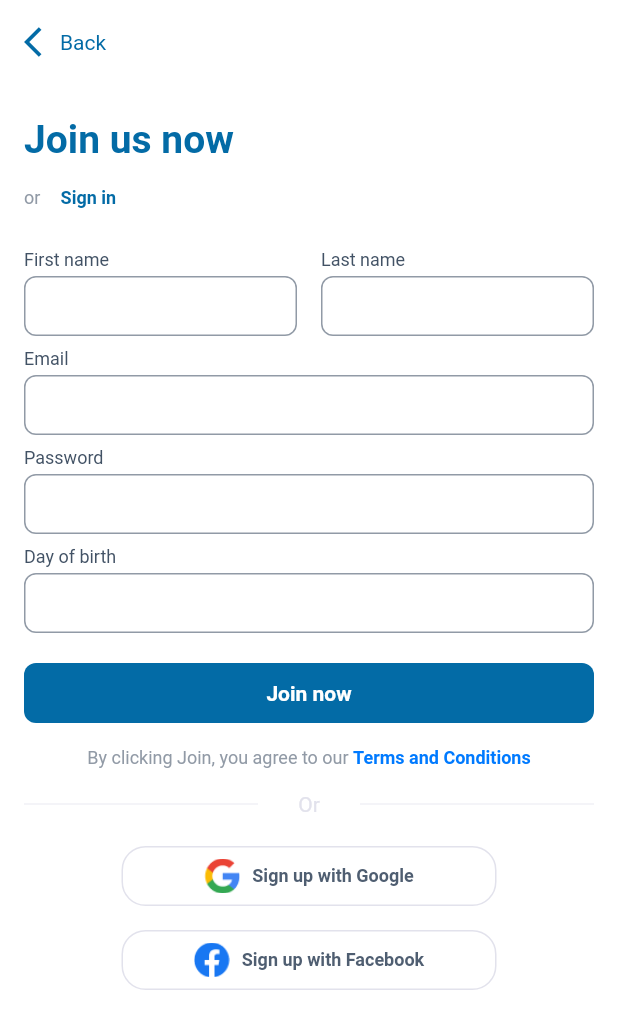
After one commit to LNAKhoi/Cash-Management-Project, a Flutter app: the RegisterScreen screen opened directly, on a phone screen of 412 x 824 dp. The commit adds this screen. Shown: the top 1029 px of the screen. Run offline on Flutter 3.47's test engine with Material 2 defaults, Android fonts, the phone set to English and light mode, and no system bars; our stand-ins replace flutter_svg, google_fonts; missing offline and left inert: dart:ffi.

Commit message:
Implement register screen

```diff
--- a/lib/screens/login/login_screen.dart
+++ b/lib/screens/login/login_screen.dart
@@ -1,5 +1,6 @@
 // ignore_for_file: prefer_const_constructors, unnecessary_null_comparison
 
+import 'package:cash_management_project/screens/register/register_screen.dart';
 import 'package:cash_management_project/templates/custom_color.dart';
 import 'package:cash_management_project/templates/screen_navigator.dart';
 import 'package:flutter/cupertino.dart';
@@ -43,7 +44,7 @@ class _LoginScreenState extends State<LoginScreen>
   Widget build(BuildContext context) {
     screenWidth = MediaQuery.of(context).size.width;
     return Scaffold(
-      resizeToAvoidBottomInset: false,
+      resizeToAvoidBottomInset: true,
       backgroundColor: Color(0xffF3F3F3),
       body: buildBody(context),
     );
@@ -55,6 +56,7 @@ class _LoginScreenState extends State<LoginScreen>
       child: Container(
         alignment: Alignment.center,
         width: MediaQuery.of(context).size.width,
+        child: SingleChildScrollView(
           child: Column(
             mainAxisAlignment: MainAxisAlignment.center,
             crossAxisAlignment: CrossAxisAlignment.center,
@@ -62,9 +64,11 @@ class _LoginScreenState extends State<LoginScreen>
               buildLogo(),
               SizedBox(height: 20),
               buildLoginInput(context),
-            SizedBox(height: 32),
               buildButtonLogin(context),
+              SizedBox(height: 16),
+              buildRegister(context),
             ],
+          ),
         ),
       ),
     );
@@ -83,7 +87,7 @@ class _LoginScreenState extends State<LoginScreen>
       SizedBox(height: 20),
       Text("Cash Management",
           style: TextStyle(
-              color: Color(0xff036BA6),
+              color: CustomColor.navyBlue,
               fontFamily: ".SF Pro Text",
               fontSize: 26,
               fontWeight: FontWeight.w600))
@@ -92,10 +96,11 @@ class _LoginScreenState extends State<LoginScreen>
 
   Widget buildLoginInput(BuildContext context) {
     return Column(
+      crossAxisAlignment: CrossAxisAlignment.end,
       children: [
         Container(
           decoration: BoxDecoration(
-            color: CustomColor.backgroundInputText,
+            color: CustomColor.grey.withOpacity(0.05),
             borderRadius: BorderRadius.circular(8),
           ),
           child: TextField(
@@ -112,7 +117,7 @@ class _LoginScreenState extends State<LoginScreen>
         SizedBox(height: 16),
         Container(
           decoration: BoxDecoration(
-            color: CustomColor.backgroundInputText,
+            color: CustomColor.grey.withOpacity(0.05),
             borderRadius: BorderRadius.circular(8),
           ),
           child: TextField(
@@ -127,11 +132,8 @@ class _LoginScreenState extends State<LoginScreen>
             },
           ),
         ),
-        SizedBox(height: 16),
-        Row(
-          mainAxisAlignment: MainAxisAlignment.spaceBetween,
-          children: [buildRegister(context), buildForgotPassword(context)],
-        )
+        buildForgotPassword(context),
+        SizedBox(height: 10),
       ],
     );
   }
@@ -144,7 +146,7 @@ class _LoginScreenState extends State<LoginScreen>
         key: Key("loginButton"),
         padding: EdgeInsets.symmetric(horizontal: 12, vertical: 9),
         borderRadius: BorderRadius.all(Radius.circular(10)),
-        color: Color(0xff036BA6),
+        color: CustomColor.navyBlue,
         onPressed: () {
           // todo: Navigate to home screen if account is valid
         },
@@ -165,7 +167,7 @@ class _LoginScreenState extends State<LoginScreen>
       },
       child: Text("Forgot password?",
           style: TextStyle(
-              color: CustomColor.blue100,
+              color: CustomColor.navyBlue,
               fontFamily: ".SF Pro Text",
               fontSize: 15,
               fontWeight: FontWeight.w400)),
@@ -177,15 +179,21 @@ class _LoginScreenState extends State<LoginScreen>
         text: TextSpan(
       text: 'Not a member? ',
       style: TextStyle(
-          color: CustomColor.blue100,
+          color: CustomColor.neutral100,
           fontFamily: ".SF Pro Text",
           fontSize: 14,
           fontWeight: FontWeight.w400),
       children: [
         TextSpan(
-            recognizer: TapGestureRecognizer()..onTap = () {},
+            recognizer: TapGestureRecognizer()..onTap = () {
+              ScreenNavigator.navigateTo(context, RegisterScreen());
+            },
             text: 'Register here',
-            style: TextStyle(fontWeight: FontWeight.bold)),
+            style: TextStyle(
+                color: CustomColor.navyBlue,
+                fontFamily: ".SF Pro Text",
+                fontSize: 15,
+                fontWeight: FontWeight.w600)),
       ],
     ));
   }
--- /dev/null
+++ b/lib/screens/register/register_screen.dart
@@ -0,0 +1,353 @@
+// ignore_for_file: prefer_const_constructors
+
+import 'package:cash_management_project/screens/login/login_screen.dart';
+import 'package:cash_management_project/templates/custom_color.dart';
+import 'package:cash_management_project/templates/screen_navigator.dart';
+import 'package:flutter/cupertino.dart';
+import 'package:flutter/gestures.dart';
+import 'package:flutter/material.dart';
+
+class RegisterScreen extends StatefulWidget {
+  const RegisterScreen({Key? key}) : super(key: key);
+
+  @override
+  State<RegisterScreen> createState() => _RegisterScreenState();
+}
+
+class _RegisterScreenState extends State<RegisterScreen> {
+  double screenWidth = 1;
+  double screenHeight = 1;
+  TextEditingController firstNameController = TextEditingController();
+  TextEditingController lastNameController = TextEditingController();
+  TextEditingController emailController = TextEditingController();
+  TextEditingController passwordController = TextEditingController();
+  TextEditingController birthdayController = TextEditingController();
+  bool isPassword = false;
+  DateTime date = DateTime.now();
+
+
+  @override
+  Widget build(BuildContext context) {
+    screenWidth = MediaQuery.of(context).size.width;
+    screenHeight = MediaQuery.of(context).size.height;
+    return Scaffold(
+      appBar: AppBar(
+        backgroundColor: CustomColor.white,
+        elevation: 0,
+        leadingWidth: 100,
+        leading: Padding(
+          padding: EdgeInsets.only(left: 16.0, right: 16),
+          child: InkWell(
+            onTap: () {
+              Navigator.of(context).pop();
+            },
+            child: Row(
+              children: [
+                Icon(
+                  Icons.arrow_back_ios,
+                  color: CustomColor.navyBlue,
+                ),
+                Text("Back",
+                    style: customCupertinoTextStyle(
+                        CustomColor.navyBlue, 14.0, FontWeight.w400))
+              ],
+            ),
+          ),
+        ),
+      ),
+      backgroundColor: CustomColor.white,
+      body: Center(child: buildBody(context)),
+    );
+  }
+
+  Widget buildBody(BuildContext context) {
+    return Container(
+      width: screenWidth,
+      height: screenHeight - 100,
+      padding: EdgeInsets.only(left: 16, right: 16),
+      child: Column(
+        children: [
+          buildRegisterForm(context),
+          SizedBox(height: 16),
+          buildAlternativeLogins(context)
+        ],
+      ),
+    );
+  }
+
+  TextStyle customCupertinoTextStyle(
+      Color color, double textSize, FontWeight weight) {
+    return TextStyle(
+        color: color,
+        fontFamily: ".SF Pro Text",
+        fontSize: textSize,
+        fontWeight: weight);
+  }
+
+  Widget buildRegisterForm(BuildContext context) {
+    return Column(
+      crossAxisAlignment: CrossAxisAlignment.start,
+      children: [
+        Text("Join us now",
+            style: TextStyle(
+                color: CustomColor.navyBlue,
+                fontFamily: ".SF Pro Text",
+                fontSize: 26,
+                fontWeight: FontWeight.w600)),
+        Row(
+          children: [
+            Text("or",
+                style: customCupertinoTextStyle(
+                    CustomColor.neutral70, 12, FontWeight.w400)),
+            TextButton(
+              onPressed: () {
+               Navigator.pop(context);
+              },
+              child: Text(
+                "Sign in",
+                style: customCupertinoTextStyle(
+                    CustomColor.navyBlue, 12, FontWeight.w600),
+              ),
+            )
+          ],
+        ),
+        SizedBox(height: 10),
+        buildNameInput(),
+        buildInputField(emailController, "Email", screenWidth),
+        buildInputField(passwordController, "Password", screenWidth),
+        buildBirthDay(context),
+        SizedBox(height: 20),
+        buildJoinNowButton(),
+        SizedBox(height: 16),
+        buildTermsAndCondition()
+      ],
+    );
+  }
+
+  Widget buildNameInput() {
+    return Container(
+      width: screenWidth,
+      child: Row(
+        mainAxisAlignment: MainAxisAlignment.start,
+        children: [
+          buildInputField(firstNameController, "First name", screenWidth/2-24),
+          SizedBox(width: 16),
+          buildInputField(lastNameController, "Last name", screenWidth/2-24),
+        ],
+      ),
+    );
+  }
+
+  Widget buildInputField(
+      TextEditingController controller, String title, double containerWidth) {
+    if (title == "Password") {
+      isPassword = true;
+    }
+    return Column(
+      crossAxisAlignment: CrossAxisAlignment.start,
+      children: [
+        Text(title,
+            style: customCupertinoTextStyle(
+                CustomColor.neutral60, 12, FontWeight.w400)),
+        SizedBox(height: 4),
+        Container(
+          height: 40,
+          width: containerWidth,
+          decoration: BoxDecoration(
+              borderRadius: BorderRadius.circular(8),
+              border: Border.all(color: CustomColor.neutral70)),
+          child: TextField(
+            obscureText: isPassword,
+            // textAlign: TextAlign.center,
+            controller: controller,
+            decoration: InputDecoration(
+              contentPadding: EdgeInsets.only(left: 8, right: 8, bottom: 12),
+              border: InputBorder.none,
+            ),
+          ),
+        ),
+        SizedBox(height: 8)
+      ],
+    );
+  }
+
+  Widget buildBirthDay(BuildContext context) {
+    return Column(
+      crossAxisAlignment: CrossAxisAlignment.start,
+      children: [
+        Text("Day of birth",
+            style: customCupertinoTextStyle(
+                CustomColor.neutral60, 12, FontWeight.w400)),
+        SizedBox(height: 4),
+        Container(
+          height: 40,
+          width: screenWidth,
+          decoration: BoxDecoration(
+              borderRadius: BorderRadius.circular(8),
+              border: Border.all(color: CustomColor.neutral70)),
+          child: TextField(
+            controller: birthdayController,
+            decoration: InputDecoration(
+              contentPadding: EdgeInsets.only(left: 8, right: 8, bottom: 12),
+              border: InputBorder.none,
+            ),
+            onTap: () {
+              showModalBottomSheet(
+                  shape: RoundedRectangleBorder(
+                    borderRadius: BorderRadius.only(
+                        topLeft: Radius.circular(10),
+                        topRight: Radius.circular(10)),
+                  ),
+                  context: context,
+                  builder: (context) => SizedBox(
+                        height: screenHeight / 3,
+                        child: SingleChildScrollView(
+                          physics: NeverScrollableScrollPhysics(),
+                          child: Column(
+                            crossAxisAlignment: CrossAxisAlignment.center,
+                            children: [
+                              Row(
+                                mainAxisAlignment:
+                                    MainAxisAlignment.spaceBetween,
+                                children: [
+                                  CupertinoButton(
+                                      child: Text("Cancel"),
+                                      onPressed: () {
+                                        Navigator.of(context).pop();
+                                      }),
+                                  CupertinoButton(
+                                      child: Text("Save"),
+                                      onPressed: () {
+                                        setState(() {
+                                          birthdayController.text =
+                                              formatDateTime(date);
+                                          Navigator.of(context).pop();
+                                        });
+                                      }),
+                                ],
+                              ),
+                              SizedBox(
+                                height: 200,
+                                child: CupertinoDatePicker(
+                                  initialDateTime: DateTime.now(),
+                                  mode: CupertinoDatePickerMode.date,
+                                  onDateTimeChanged: (DateTime newDate) {
+                                    setState(() => date = newDate);
+                                  },
+                                ),
+                              ),
+                            ],
+                          ),
+                        ),
+                      ));
+            },
+          ),
+        )
+      ],
+    );
+  }
+
+  Widget buildTermsAndCondition() {
+    return Center(
+      child: RichText(
+          text: TextSpan(children: [
+        TextSpan(
+            text: "By clicking Join, you agree to our ",
+            style: customCupertinoTextStyle(
+                CustomColor.neutral70, 12, FontWeight.w400)),
+        TextSpan(
+          text: 'Terms and Conditions',
+          style: customCupertinoTextStyle(
+              CustomColor.blue100, 12, FontWeight.w600),
+          recognizer: TapGestureRecognizer()..onTap = () {},
+        ),
+      ])),
+    );
+  }
+
+  Widget buildJoinNowButton() {
+    return Container(
+        height: 40,
+        alignment: Alignment.center,
+        decoration: BoxDecoration(
+            color: CustomColor.navyBlue,
+            borderRadius: BorderRadius.circular(8)),
+        child: Text("Join now",
+            style: customCupertinoTextStyle(
+                CustomColor.white, 14, FontWeight.w600)));
+  }
+
+  Widget buildAlternativeLogins(BuildContext context) {
+    return Column(
+      // crossAxisAlignment: CrossAxisAlignment.center,
+      children: [
+        buildOr(context),
+        SizedBox(height: 20),
+        buildSocialSignUp(
+            "lib/assets/images/google_icon.png", "Sign up with Google"),
+        SizedBox(height: 16),
+        buildSocialSignUp(
+            "lib/assets/images/facebook_icon.png", "Sign up with Facebook"),
+      ],
+    );
+  }
+
+  Widget buildSocialSignUp(String socialImagePath, String socialName) {
+    return GestureDetector(
+      onTap: () {},
+      child: Container(
+        height: 40,
+        width: 250,
+        alignment: Alignment.center,
+        decoration: BoxDecoration(
+            color: CustomColor.white,
+            borderRadius: BorderRadius.circular(16),
+            border: Border.all(color: CustomColor.neutral40)),
+        child: Row(
+          mainAxisAlignment: MainAxisAlignment.center,
+          children: [
+            Image.asset(socialImagePath, height: 24, width: 24),
+            SizedBox(width: 8),
+            Text(socialName,
+                style: TextStyle(
+                    color: CustomColor.neutral100,
+                    fontFamily: ".SF Pro Text",
+                    fontSize: 12,
+                    fontWeight: FontWeight.w600)),
+          ],
+        ),
+      ),
+    );
+  }
+
+  Widget buildVerticalDivider() {
+    return Container(
+      width: screenWidth / 2 - 50,
+      height: 0.5,
+      color: CustomColor.neutral40,
+    );
+  }
+
+  Widget buildOr(BuildContext context) {
+    return Row(
+      mainAxisAlignment: MainAxisAlignment.spaceBetween,
+      // ignore: prefer_const_literals_to_create_immutables
+      children: [
+        buildVerticalDivider(),
+        Text(
+          "Or",
+          style: TextStyle(
+              color: CustomColor.neutral40,
+              fontFamily: ".SF Pro Text",
+              fontSize: 14,
+              fontWeight: FontWeight.w400),
+        ),
+        buildVerticalDivider()
+      ],
+    );
+  }
+
+  String formatDateTime(DateTime dateTime) {
+    return dateTime.toString().split(" ").first;
+  }
+}
--- a/lib/templates/custom_color.dart
+++ b/lib/templates/custom_color.dart
@@ -13,6 +13,7 @@ class CustomColor {
 
   static const darkblue = Color(0xff36539C);
   static const blue100 = Color(0xff007AFF);
+  static const navyBlue = Color(0xff036BA6);
 
   static const grey = Color(0xFF7D7D7D);
   static const grey20 = Color(0xFFF4F5F6);
```
Lines whose indentation alone changed are shown as unchanged.
